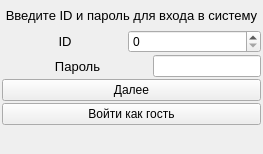
Qt form code/form_for_login.ui (Alex-Sidorov/SEFOLL) before a commit.
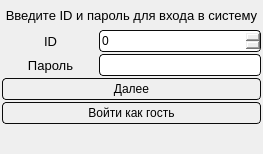
The same form after that commit.

```diff
--- a/code/form_for_login.ui
+++ b/code/form_for_login.ui
@@ -81,6 +81,17 @@
          <height>0</height>
         </size>
        </property>
+       <property name="styleSheet">
+        <string notr="true">
+border-radius : 4px;
+border: 1px solid;
+border-color: rgb(11, 11, 11);
+height:20;
+width:144;
+background-color: qlineargradient(x1: 0, y1: 0, x2: 0, y2: 1,
+                                      stop: 0 #dadbde, stop: 1 #f6f7fa);
+</string>
+       </property>
        <property name="maximum">
         <number>1000</number>
        </property>
@@ -116,6 +127,17 @@
          <verstretch>0</verstretch>
         </sizepolicy>
        </property>
+       <property name="styleSheet">
+        <string notr="true">
+border-radius : 4px;
+border: 1px solid;
+border-color: rgb(11, 11, 11);
+height:20;
+width:160;
+background-color: qlineargradient(x1: 0, y1: 0, x2: 0, y2: 1,
+                                      stop: 0 #dadbde, stop: 1 #f6f7fa);
+</string>
+       </property>
        <property name="echoMode">
         <enum>QLineEdit::Password</enum>
        </property>
@@ -126,7 +148,20 @@
    <item>
     <widget class="QPushButton" name="ok">
      <property name="styleSheet">
-      <string notr="true"/>
+      <string notr="true">QPushButton
+{ 
+border-radius : 4px;
+border: 1px solid;
+border-color: rgb(11, 11, 11);
+height:20;
+width:140;
+background-color: qlineargradient(x1: 0, y1: 0, x2: 0, y2: 1,
+                                      stop: 0 #dadbde, stop: 1 #f6f7fa);
+}
+QPushButton::pressed {
+    background-color:qlineargradient(x1: 0, y1: 0, x2: 0, y2: 1,
+                                      stop: 0 rgb(251, 252, 255), stop: 1 #f6f7fa);
+}</string>
      </property>
      <property name="text">
       <string>Далее</string>
@@ -135,6 +170,22 @@
    </item>
    <item>
     <widget class="QPushButton" name="button_for_guest">
+     <property name="styleSheet">
+      <string notr="true">QPushButton
+{ 
+border-radius : 4px;
+border: 1px solid;
+border-color: rgb(11, 11, 11);
+height:20;
+width:140;
+background-color: qlineargradient(x1: 0, y1: 0, x2: 0, y2: 1,
+                                      stop: 0 #dadbde, stop: 1 #f6f7fa);
+}
+QPushButton::pressed {
+    background-color:qlineargradient(x1: 0, y1: 0, x2: 0, y2: 1,
+                                      stop: 0 rgb(251, 252, 255), stop: 1 #f6f7fa);
+}</string>
+     </property>
      <property name="text">
       <string>Войти как гость</string>
      </property>
```
